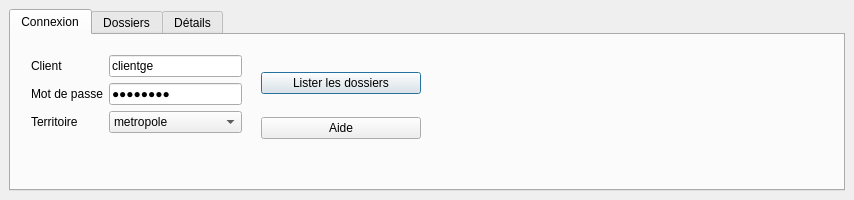
Above: ui_geofoncierconsultation.ui from Gustry/GeoFoncier-consultation before the change. Below: the same form after it.
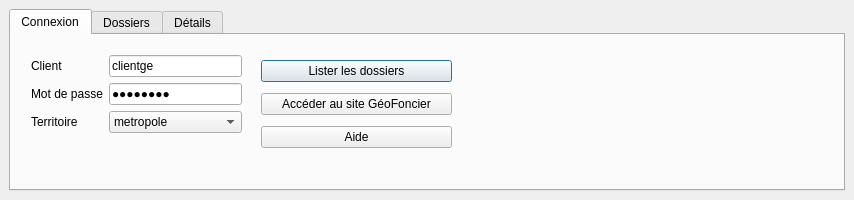
That is the form after the change. Icons and pictures are not drawn.

Commit message: Ajout bouton geofoncier

```diff
--- a/ui_geofoncierconsultation.ui
+++ b/ui_geofoncierconsultation.ui
@@ -132,7 +132,7 @@
          <rect>
           <x>250</x>
           <y>20</y>
-          <width>160</width>
+          <width>191</width>
           <height>101</height>
          </rect>
         </property>
@@ -147,6 +147,13 @@
            </property>
           </widget>
          </item>
+         <item>
+          <widget class="QPushButton" name="pushButton_site_geofoncier">
+           <property name="text">
+            <string>Accéder au site GéoFoncier</string>
+           </property>
+          </widget>
+         </item>
          <item>
           <widget class="QPushButton" name="pushButton_help">
            <property name="text">
```
The commit also changes 2 other files.
